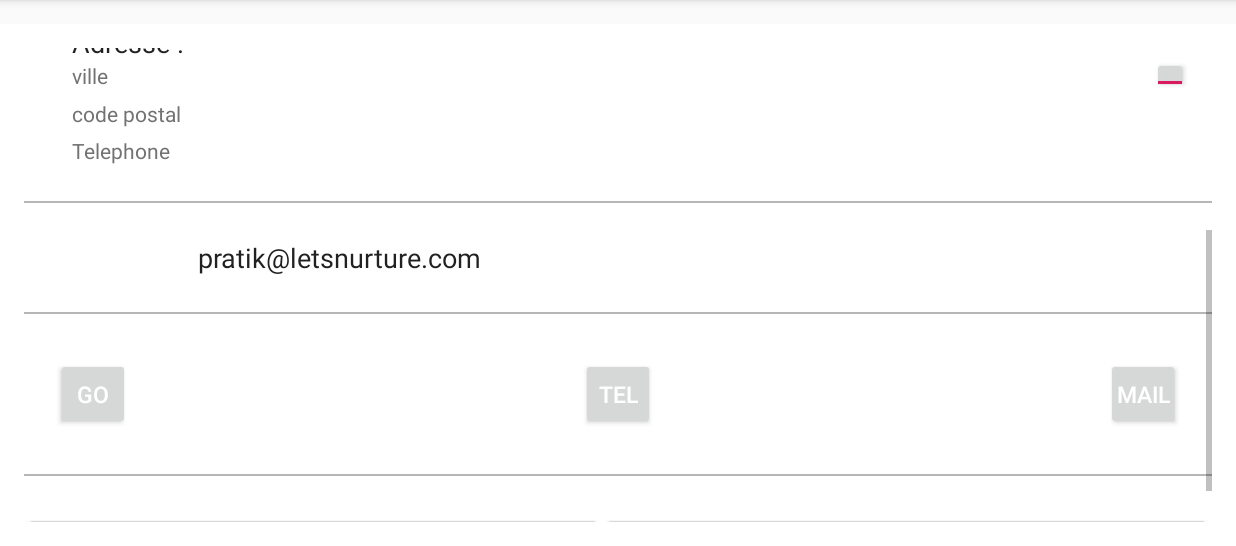
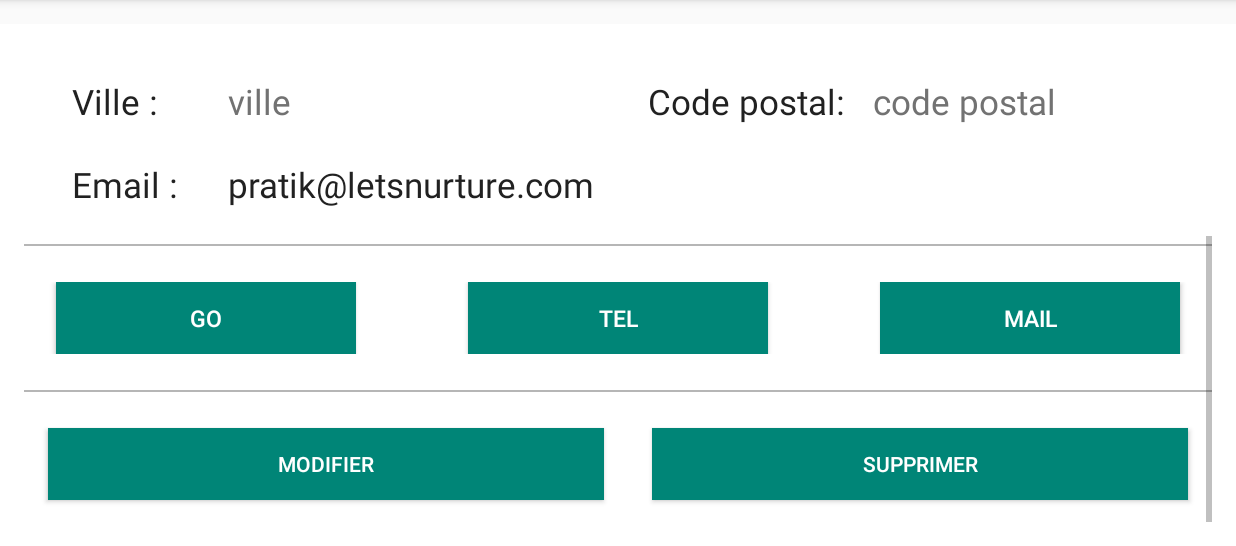
Before and after one commit to MaderaEquipe/AndroidApp, an Android app: the ClientDetails screen opened directly, with no data from a screen before it, scrolled down 243 dp, on a phone screen of 824 x 412 dp (held sideways), the part 72-618 px from its top. Run offline under Robolectric (Android 15) with nearby library versions, the phone set to English and light mode, and no system bars.

Commit message:
client detail

```diff
--- a/app/src/main/res/layout/activity_client_details.xml
+++ b/app/src/main/res/layout/activity_client_details.xml
@@ -28,63 +28,15 @@
 
 
             <TextView
-
                 android:layout_width="wrap_content"
                 android:layout_height="wrap_content"
-                android:text="Madera"
+                android:text="Client"
                 android:layout_marginLeft="50dp"
-                android:textColor="#A71D00"
+                android:textColor="#000000"
                 android:textSize="30sp"
                 android:textStyle="bold"
                 />
         </RelativeLayout>
-
-        <RelativeLayout
-            android:layout_width="match_parent"
-            android:layout_height="wrap_content"
-            android:background="?attr/selectableItemBackground"
-            android:clickable="true"
-            android:padding="16dp">
-
-
-            <TextView
-
-                android:layout_width="wrap_content"
-                android:layout_height="wrap_content"
-                android:layout_marginLeft="16dp"
-                android:layout_marginStart="16dp"
-                android:text="Nom : "
-                android:textAppearance="@style/TextAppearance.AppCompat.Medium"
-                android:textColor="#212121"
-                android:textSize="23dp" />
-
-            <TextView
-                android:id="@+id/clientFirstName"
-                android:layout_width="wrap_content"
-                android:layout_height="wrap_content"
-                android:layout_marginLeft="16dp"
-                android:layout_marginStart="16dp"
-                android:layout_marginTop="25dp"
-                android:text="Nom client"
-                android:textAppearance="@style/TextAppearance.AppCompat.Medium"
-                android:textColor="#212121" />
-
-            <TextView
-                android:id="@+id/clientName"
-                android:layout_width="wrap_content"
-                android:layout_height="wrap_content"
-
-                android:layout_marginLeft="16dp"
-                android:layout_marginStart="16dp"
-                android:layout_marginTop="50dp"
-
-                android:text="Prenom client"
-                android:textAppearance="@style/TextAppearance.AppCompat.Small"
-                android:textColor="#727272" />
-
-
-        </RelativeLayout>
-        <include layout="@layout/item_divider" />
 
         <include layout="@layout/item_divider" />
 
@@ -94,86 +46,183 @@
             android:background="?attr/selectableItemBackground"
             android:clickable="true"
             android:padding="16dp">
+            <!--/////////////////////////////////////////////////////////////////-->
             <TextView
-
                 android:layout_width="wrap_content"
                 android:layout_height="wrap_content"
                 android:layout_marginLeft="16dp"
                 android:layout_marginStart="16dp"
-                android:textSize="23dp"
+                android:layout_marginTop="25dp"
+                android:text="Nom : "
+                android:textAppearance="@style/TextAppearance.AppCompat.Medium"
+                android:textColor="#212121"
+                android:textSize="23dp"/>
+
+            <TextView
+                android:id="@+id/clientFirstName"
+                android:layout_width="wrap_content"
+                android:layout_height="wrap_content"
+                android:text="Nom client"
+                android:textAppearance="@style/TextAppearance.AppCompat.Medium"
+                android:textColor="#212121"
+                android:layout_marginLeft="80dp"
+                android:layout_marginStart="80dp"
+                android:layout_marginTop="25dp"
+                android:textSize="23dp"/>
+
+            <!--/////////////////////////////////////////////////////////////////-->
+
+            <TextView
+                android:layout_width="wrap_content"
+                android:layout_height="wrap_content"
+                android:layout_marginStart="300dp"
+                android:layout_marginLeft="300dp"
+                android:layout_marginTop="25dp"
+                android:text="Prenom : "
+                android:textAppearance="@style/TextAppearance.AppCompat.Medium"
+                android:textColor="#212121"
+                android:textSize="23dp"/>
+
+            <TextView
+                android:id="@+id/clientName"
+                android:layout_width="wrap_content"
+                android:layout_height="wrap_content"
+                android:text="Prenom client"
+                android:textAppearance="@style/TextAppearance.AppCompat.Small"
+                android:textColor="#727272"
+                android:layout_marginLeft="400dp"
+                android:layout_marginStart="400dp"
+                android:layout_marginTop="25dp"
+                android:textSize="23dp"/>
+
+            <!--/////////////////////////////////////////////////////////////////-->
+
+            <TextView
+                android:layout_width="wrap_content"
+                android:layout_height="wrap_content"
+                android:layout_marginLeft="16dp"
+                android:layout_marginStart="16dp"
+                android:layout_marginTop="75dp"
+                android:text="Telephone : "
+                android:textAppearance="@style/TextAppearance.AppCompat.Medium"
+                android:textColor="#212121"
+                android:textSize="23dp"/>
+
+            <TextView
+                android:id="@+id/clientTelB"
+                android:layout_width="wrap_content"
+                android:layout_height="wrap_content"
+                android:layout_marginLeft="180dp"
+                android:layout_marginStart="180dp"
+                android:layout_marginTop="75dp"
+                android:text="Telephone"
+                android:textAppearance="@style/TextAppearance.AppCompat.Small"
+                android:textColor="#727272"
+                android:textSize="23dp"/>
+
+            <!--/////////////////////////////////////////////////////////////////-->
+            <TextView
+                android:layout_width="wrap_content"
+                android:layout_height="wrap_content"
+                android:layout_marginLeft="16dp"
+                android:layout_marginStart="16dp"
+                android:layout_marginTop="130dp"
                 android:text="Adresse : "
                 android:textAppearance="@style/TextAppearance.AppCompat.Medium"
-                android:textColor="#212121" />
+                android:textColor="#212121"
+                android:textSize="23dp"/>
 
             <TextView
                 android:id="@+id/clientAddress1"
                 android:layout_width="wrap_content"
                 android:layout_height="wrap_content"
+                android:text="Adresse : "
+                android:textAppearance="@style/TextAppearance.AppCompat.Medium"
+                android:textColor="#212121"
+                android:layout_marginLeft="120dp"
+                android:layout_marginStart="120dp"
+                android:layout_marginTop="130dp"
+                android:textSize="23dp"/>
+
+            <!--/////////////////////////////////////////////////////////////////-->
+            <TextView
+                android:layout_width="wrap_content"
+                android:layout_height="wrap_content"
                 android:layout_marginLeft="16dp"
                 android:layout_marginStart="16dp"
-                android:layout_marginTop="25dp"
-                android:text="Adresse : "
+                android:layout_marginTop="180dp"
+                android:text="Ville : "
                 android:textAppearance="@style/TextAppearance.AppCompat.Medium"
-                android:textColor="#212121" />
+                android:textColor="#212121"
+                android:textSize="23dp"/>
 
             <TextView
                 android:id="@+id/clientVille"
                 android:layout_width="wrap_content"
                 android:layout_height="wrap_content"
-
-                android:layout_marginLeft="16dp"
-                android:layout_marginStart="16dp"
-                android:layout_marginTop="50dp"
-
                 android:text="ville"
                 android:textAppearance="@style/TextAppearance.AppCompat.Small"
                 android:textColor="#727272"
-                />
+                android:layout_marginLeft="120dp"
+                android:layout_marginStart="120dp"
+                android:layout_marginTop="180dp"
+                android:textSize="23dp"/>
+
+            <!--/////////////////////////////////////////////////////////////////-->
+
+            <TextView
+                android:layout_width="wrap_content"
+                android:layout_height="wrap_content"
+                android:layout_marginLeft="400dp"
+                android:layout_marginStart="400dp"
+                android:layout_marginTop="180dp"
+                android:text="Code postal: "
+                android:textAppearance="@style/TextAppearance.AppCompat.Medium"
+                android:textColor="#212121"
+                android:textSize="23dp"/>
 
             <TextView
                 android:id="@+id/clientCodeP"
                 android:layout_width="wrap_content"
                 android:layout_height="wrap_content"
-
-                android:layout_marginLeft="16dp"
-                android:layout_marginStart="16dp"
-                android:layout_marginTop="75dp"
-
                 android:text="code postal"
                 android:textAppearance="@style/TextAppearance.AppCompat.Small"
                 android:textColor="#727272"
-                />
+                android:layout_marginLeft="550dp"
+                android:layout_marginStart="550dp"
+                android:layout_marginTop="180dp"
+                android:textSize="23dp"/>
+
+            <!--/////////////////////////////////////////////////////////////////-->
 
             <TextView
-                android:id="@+id/clientTelB"
                 android:layout_width="wrap_content"
                 android:layout_height="wrap_content"
-
                 android:layout_marginLeft="16dp"
                 android:layout_marginStart="16dp"
-                android:layout_marginTop="100dp"
+                android:layout_marginTop="235dp"
+                android:text="Email : "
+                android:textAppearance="@style/TextAppearance.AppCompat.Medium"
+                android:textColor="#212121"
+                android:textSize="23dp"/>
 
-                android:text="Telephone"
-                android:textAppearance="@style/TextAppearance.AppCompat.Small"
-                android:textColor="#727272"
-                />
-
-            <ToggleButton
-                android:id="@+id/chkState3"
-                android:layout_width="24dp"
-                android:layout_height="24dp"
-                android:layout_alignParentEnd="true"
-                android:layout_alignParentRight="true"
-                android:layout_centerVertical="true"
-                android:layout_marginLeft="16dp"
-                android:layout_marginStart="16dp"
-                android:checked="true"
-                android:padding="6dp"
-                android:textOff=""
-                android:textOn="" />
+            <TextView
+                android:id="@+id/clientMail"
+                android:layout_width="wrap_content"
+                android:layout_height="wrap_content"
+                android:layout_marginLeft="120dp"
+                android:layout_marginStart="120dp"
+                android:layout_marginTop="235dp"
+                android:ellipsize="end"
+                android:maxLines="1"
+                android:text="pratik@letsnurture.com"
+                android:textAppearance="@style/TextAppearance.AppCompat.Medium"
+                android:textColor="#212121"
+                android:textSize="23dp"/>
 
         </RelativeLayout>
         <include layout="@layout/item_divider" />
+
         <RelativeLayout
             android:layout_width="match_parent"
             android:layout_height="wrap_content"
@@ -181,57 +230,25 @@
             android:clickable="true"
             android:padding="16dp">
 
-            <ImageView
-                android:id="@+id/ivContactItem4"
-                android:layout_width="wrap_content"
-                android:layout_height="wrap_content"
-                android:layout_centerVertical="true"
-                android:layout_marginLeft="15dp"
-                />
-
-            <TextView
-                android:id="@+id/clientMail"
-                android:layout_width="wrap_content"
-                android:layout_height="wrap_content"
-                android:layout_marginLeft="100dp"
-                android:ellipsize="end"
-                android:maxLines="1"
-                android:text="pratik@letsnurture.com"
-                android:textAppearance="@style/TextAppearance.AppCompat.Medium"
-                android:textColor="#212121" />
-
-
-
-
-
-        </RelativeLayout>
-
-        <include layout="@layout/item_divider" />
-
-
-
-        <RelativeLayout
-            android:layout_width="match_parent"
-            android:layout_height="wrap_content"
-            android:background="?attr/selectableItemBackground"
-            android:clickable="true"
-            android:padding="16dp">
             <Button
                 android:id="@+id/btnGo"
-                android:layout_width="49dp"
+                android:layout_width="200dp"
                 android:layout_height="match_parent"
+                android:layout_marginStart="5dp"
                 android:layout_marginLeft="50dp"
-                android:layout_margin="5dp"
+                android:layout_marginEnd="5dp"
                 android:clickable="true"
                 android:elevation="4dp"
-                android:textColor="#fff"
                 android:gravity="center"
                 android:padding="8dp"
                 android:text="Go"
-                android:textSize="15sp" />
+                android:textColor="#fff"
+                android:textSize="15sp"
+                android:background="#008577"/>
+
             <Button
                 android:id="@+id/btnTelB"
-                android:layout_width="49dp"
+                android:layout_width="200dp"
                 android:layout_height="wrap_content"
                 android:clickable="true"
                 android:elevation="4dp"
@@ -244,11 +261,12 @@
                 android:layout_marginRight="5dp"
                 android:layout_alignBaseline="@+id/btnGo"
                 android:layout_alignBottom="@+id/btnGo"
-                android:layout_centerHorizontal="true" />
+                android:layout_centerHorizontal="true"
+                android:background="#008577"/>
             <Button
 
                 android:id="@+id/btnMail"
-                android:layout_width="49dp"
+                android:layout_width="200dp"
                 android:layout_height="wrap_content"
                 android:clickable="true"
                 android:elevation="4dp"
@@ -261,7 +279,8 @@
                 android:layout_marginRight="5dp"
                 android:layout_alignBaseline="@+id/btnGo"
                 android:layout_alignBottom="@+id/btnGo"
-                android:layout_alignParentEnd="true" />
+                android:layout_alignParentEnd="true"
+                android:background="#008577"/>
 
         </RelativeLayout>
 
@@ -274,13 +293,15 @@
 
             <Button
                 android:id="@+id/button4"
-                android:layout_width="wrap_content"
+                android:layout_width="102dp"
                 android:layout_height="wrap_content"
-                android:textColor="#fff"
+                android:layout_margin="16dp"
+                android:layout_marginTop="16dp"
                 android:layout_marginBottom="16dp"
-                android:layout_marginTop="16dp"
                 android:layout_weight="0.35"
-                android:text="Modifier" />
+                android:background="#008577"
+                android:text="Modifier"
+                android:textColor="#fff" />
 
 
             <Button
@@ -290,7 +311,9 @@
                 android:textColor="#fff"
                 android:layout_marginBottom="16dp"
                 android:layout_marginTop="16dp"
-                android:layout_weight="0.36"
+                android:layout_margin="16dp"
+                android:layout_weight="0.35"
+                android:background="#008577"
                 android:text="Supprimer" />
 
 
```
